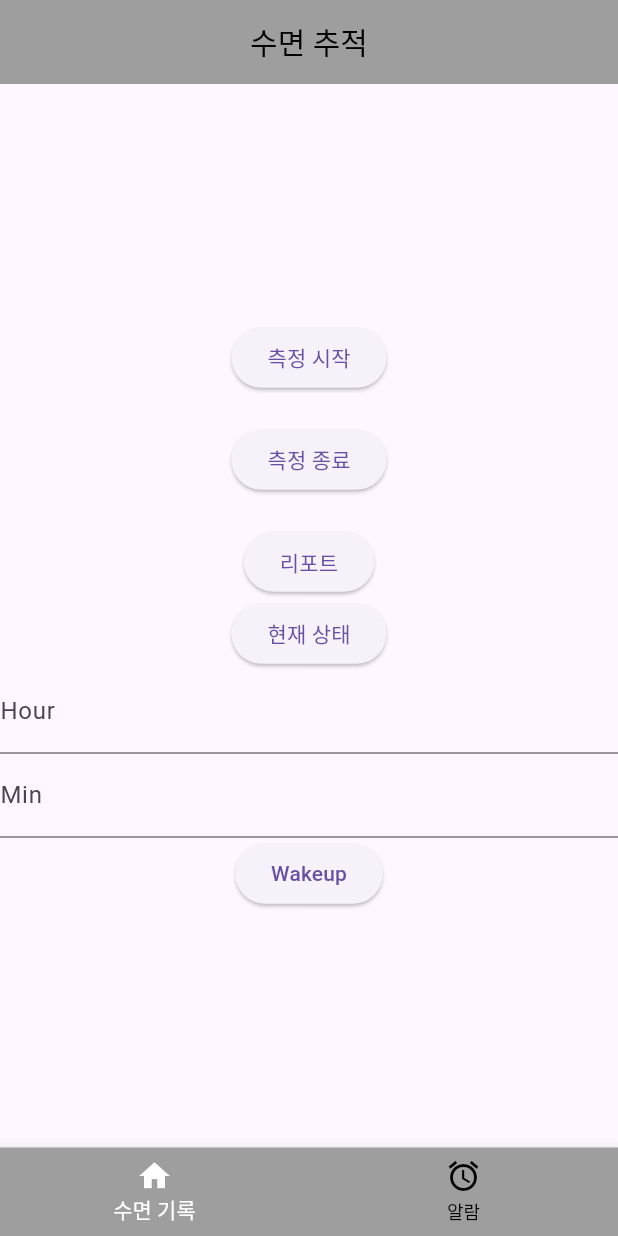
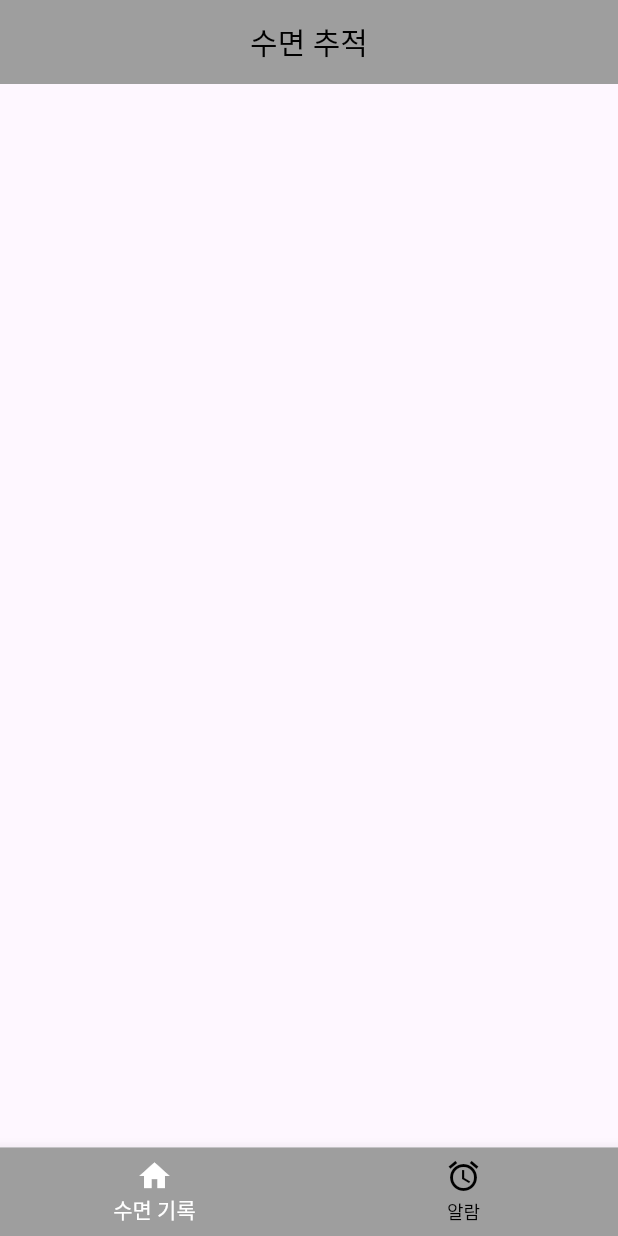
Before and after one commit to Capstone-team22222/Capstone_android, a Flutter app: the screen it shows after launch, on a phone screen of 412 x 824 dp. Run offline on Flutter 3.47's test engine with Material 3 defaults, Android fonts, the phone set to English and light mode, and no system bars; our stand-ins replace flutter_slidable, fluttertoast, permission_handler; missing offline and left inert: alarm, simple_ripple_animation.

Commit message:
finished version

```diff
--- a/lib/screens/main_screen.dart
+++ b/lib/screens/main_screen.dart
@@ -95,46 +95,46 @@ class MainPage extends StatelessWidget {
 
     return Scaffold(
       body: Center(
-        child: Column(
-          mainAxisAlignment: MainAxisAlignment.center, // 버튼들을 화면 중앙에 위치시킵니다.
-          children: <Widget>[
-            ElevatedButton(
-              onPressed: _callNativeStartSleepTrackingFunction,
-              child: Text('측정 시작'),
-            ),
-            SizedBox(height: 20), // 버튼 사이의 간격을 주기 위해 SizedBox를 사용합니다.
-            ElevatedButton(
-              onPressed: _callNativeStopSleepTrackingFunction, // 측정 종료 함수를 호출합니다.
-              child: Text('측정 종료'),
-            ),
-            SizedBox(height: 20),
-            ElevatedButton(
-              onPressed: _callNativeShowReportFunction, // 리포트 보기 함수를 호출합니다.
-              child: Text('리포트'),
-            ),
-            ElevatedButton(
-              onPressed: _callNativeShowCurrentFunction,
-              child: Text('현재 상태'),
-            ),
-            TextField(
-              onChanged: _hourValueChanged,
-              decoration: InputDecoration(
-                labelText: 'Hour',
-              ),
-            ),
-            TextField(
-              onChanged: _minValueChanged,
-              decoration: InputDecoration(
-                labelText: 'Min',
-              ),
-            ),
-
-            ElevatedButton(
-              onPressed: __callNativeWakeupFunction,
-              child: Text('Wakeup'), //일어날 시간
-            )
-          ],
-        ),
+        // child: Column(
+        //   mainAxisAlignment: MainAxisAlignment.center, // 버튼들을 화면 중앙에 위치시킵니다.
+        //   children: <Widget>[
+        //     ElevatedButton(
+        //       onPressed: _callNativeStartSleepTrackingFunction,
+        //       child: Text('측정 시작'),
+        //     ),
+        //     SizedBox(height: 20), // 버튼 사이의 간격을 주기 위해 SizedBox를 사용합니다.
+        //     ElevatedButton(
+        //       onPressed: _callNativeStopSleepTrackingFunction, // 측정 종료 함수를 호출합니다.
+        //       child: Text('측정 종료'),
+        //     ),
+        //     SizedBox(height: 20),
+        //     ElevatedButton(
+        //       onPressed: _callNativeShowReportFunction, // 리포트 보기 함수를 호출합니다.
+        //       child: Text('리포트'),
+        //     ),
+        //     ElevatedButton(
+        //       onPressed: _callNativeShowCurrentFunction,
+        //       child: Text('현재 상태'),
+        //     ),
+        //     TextField(
+        //       onChanged: _hourValueChanged,
+        //       decoration: InputDecoration(
+        //         labelText: 'Hour',
+        //       ),
+        //     ),
+        //     TextField(
+        //       onChanged: _minValueChanged,
+        //       decoration: InputDecoration(
+        //         labelText: 'Min',
+        //       ),
+        //     ),
+        //
+        //     ElevatedButton(
+        //       onPressed: __callNativeWakeupFunction,
+        //       child: Text('Wakeup'), //일어날 시간
+        //     )
+        //   ],
+        // ),
       ),
     );
   }
```
